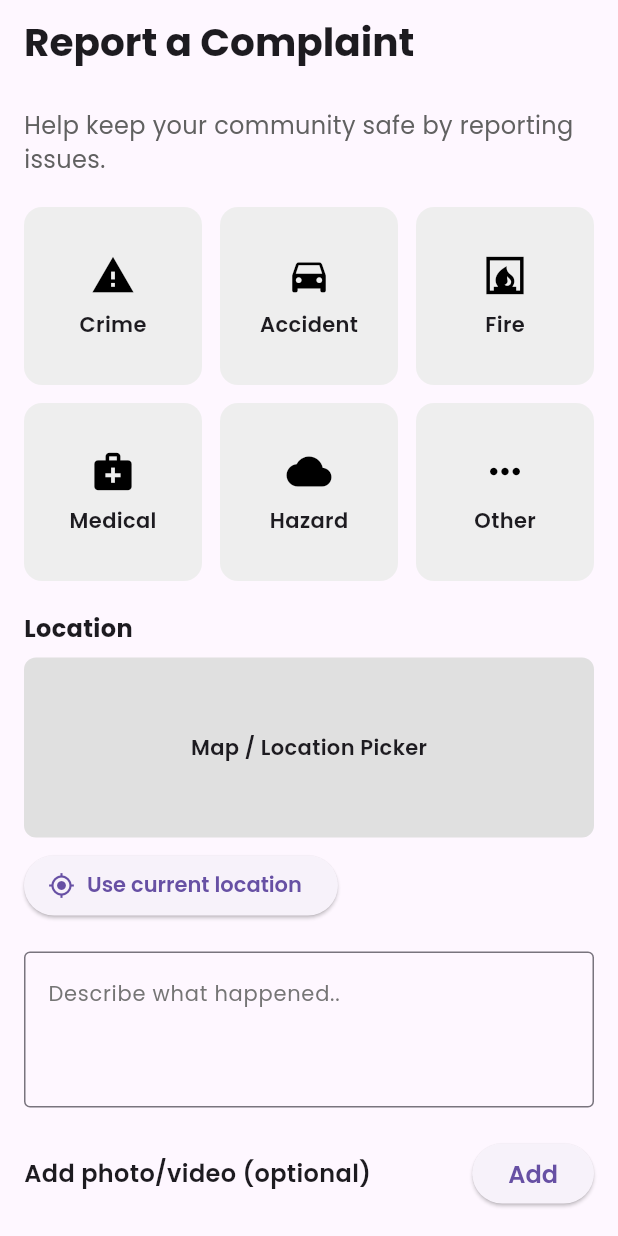
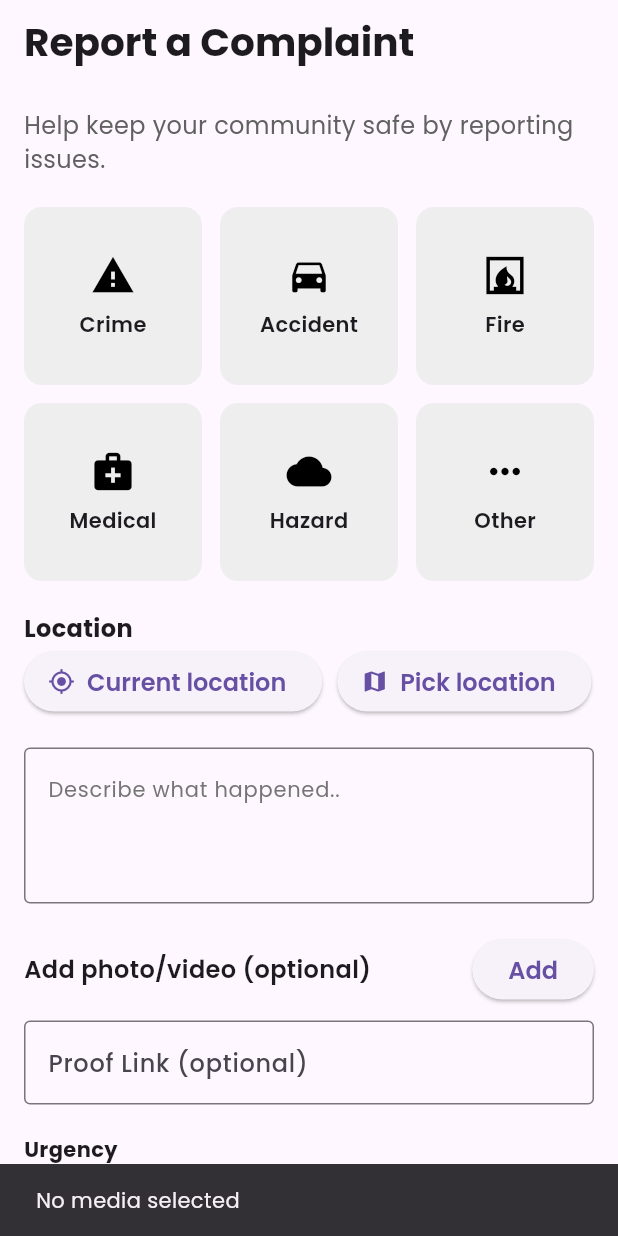
Before and after one commit to sagarshettyy11/SafeZone, a Flutter app: the ComplaintPage screen opened directly, after a tap on "Add", on a phone screen of 412 x 824 dp. Run offline on Flutter 3.47's test engine with Material 3 defaults, Android fonts, the light colour scheme and no system bars; our stand-ins replace flutter_dotenv, geocoding, geolocator, google_fonts, google_maps_flutter, image_picker and 3 more; missing offline and left inert: another_telephony; accounts and stored records are empty.

Commit message:
Image Storing and Map Picker

```diff
--- a/safezone/lib/features/complaint_page.dart
+++ b/safezone/lib/features/complaint_page.dart
@@ -1,8 +1,74 @@
+import 'dart:io';
 import 'package:flutter/material.dart';
 import 'package:google_fonts/google_fonts.dart';
 import 'package:supabase_flutter/supabase_flutter.dart';
+import 'package:image_picker/image_picker.dart';
+import 'package:geolocator/geolocator.dart';
+import 'package:google_maps_flutter/google_maps_flutter.dart';
 import 'dart:developer' as developer;
 
+// Map Picker Page
+class MapPickerPage extends StatefulWidget {
+  final double? initialLat;
+  final double? initialLng;
+
+  const MapPickerPage({super.key, this.initialLat, this.initialLng});
+
+  @override
+  State<MapPickerPage> createState() => _MapPickerPageState();
+}
+
+class _MapPickerPageState extends State<MapPickerPage> {
+  LatLng? pickedLocation;
+
+  @override
+  void initState() {
+    super.initState();
+    if (widget.initialLat != null && widget.initialLng != null) {
+      pickedLocation = LatLng(widget.initialLat!, widget.initialLng!);
+    }
+  }
+
+  @override
+  Widget build(BuildContext context) {
+    return Scaffold(
+      appBar: AppBar(
+        title: const Text("Pick Location"),
+        actions: [
+          IconButton(
+            icon: const Icon(Icons.check),
+            onPressed: pickedLocation == null
+                ? null
+                : () {
+                    Navigator.of(context).pop(pickedLocation);
+                  },
+          ),
+        ],
+      ),
+      body: GoogleMap(
+        initialCameraPosition: CameraPosition(
+          target: pickedLocation ?? const LatLng(20.5937, 78.9629),
+          zoom: pickedLocation != null ? 15 : 5,
+        ),
+        onTap: (latLng) {
+          setState(() {
+            pickedLocation = latLng;
+          });
+        },
+        markers: pickedLocation == null
+            ? {}
+            : {
+                Marker(
+                  markerId: const MarkerId('picked'),
+                  position: pickedLocation!,
+                )
+              },
+      ),
+    );
+  }
+}
+
+// Complaint Page
 class ComplaintPage extends StatefulWidget {
   const ComplaintPage({super.key});
 
@@ -12,8 +78,13 @@ class ComplaintPage extends StatefulWidget {
 
 class ComplaintPageState extends State<ComplaintPage> {
   String selectedCategory = "";
-  double urgency = 2; // 1 = Low, 2 = Medium, 3 = High
+  double urgency = 2;
   TextEditingController descriptionController = TextEditingController();
+  TextEditingController proofLinkController = TextEditingController();
+
+  double? latitude;
+  double? longitude;
+  String? mediaPath;
 
   final List<Map<String, dynamic>> categories = [
     {"icon": Icons.warning, "label": "Crime"},
@@ -26,6 +97,152 @@ class ComplaintPageState extends State<ComplaintPage> {
 
   bool _loading = false;
 
+  // Pick media from gallery
+  Future<void> _pickMedia() async {
+    final picker = ImagePicker();
+    final pickedFile = await picker.pickImage(source: ImageSource.gallery);
+
+    if (!mounted) return;
+
+    if (pickedFile != null) {
+      setState(() {
+        mediaPath = pickedFile.path;
+      });
+      if (mounted) {
+        ScaffoldMessenger.of(context).showSnackBar(
+          const SnackBar(content: Text("Media selected successfully")),
+        );
+      }
+    } else {
+      if (mounted) {
+        ScaffoldMessenger.of(context).showSnackBar(
+          const SnackBar(content: Text("No media selected")),
+        );
+      }
+    }
+  }
+
+  // Upload image to Supabase Storage (complaint_media bucket)
+  Future<String?> _uploadImageToSupabase(String filePath) async {
+    try {
+      final file = File(filePath);
+      final fileName =
+          'complaints/${DateTime.now().millisecondsSinceEpoch}_${file.path.split("/").last}';
+
+      await Supabase.instance.client.storage
+          .from('complaint_media') // updated bucket name
+          .uploadBinary(fileName, await file.readAsBytes());
+
+      final publicUrl = Supabase.instance.client.storage
+          .from('complaint_media')
+          .getPublicUrl(fileName);
+
+      return publicUrl;
+    } catch (e) {
+      if (mounted) {
+        ScaffoldMessenger.of(context).showSnackBar(
+          SnackBar(content: Text("Error uploading image: $e")),
+        );
+      }
+      return null;
+    }
+  }
+
+  // Get current location
+  Future<void> _getCurrentLocation() async {
+    bool serviceEnabled = await Geolocator.isLocationServiceEnabled();
+    if (!serviceEnabled) {
+      if (mounted) {
+        ScaffoldMessenger.of(context).showSnackBar(
+          const SnackBar(content: Text("Location services are disabled.")),
+        );
+      }
+      return;
+    }
+
+    LocationPermission permission = await Geolocator.checkPermission();
+    if (permission == LocationPermission.denied) {
+      permission = await Geolocator.requestPermission();
+      if (permission == LocationPermission.denied) {
+        if (mounted) {
+          ScaffoldMessenger.of(context).showSnackBar(
+            const SnackBar(content: Text("Location permission denied.")),
+          );
+        }
+        return;
+      }
+    }
+
+    if (permission == LocationPermission.deniedForever) {
+      if (mounted) {
+        ScaffoldMessenger.of(context).showSnackBar(
+          const SnackBar(
+              content:
+                  Text("Location permissions are permanently denied.")),
+        );
+      }
+      return;
+    }
+
+    try {
+      final locationSettings = const LocationSettings(
+        accuracy: LocationAccuracy.high,
+      );
+
+      final position =
+          await Geolocator.getCurrentPosition(locationSettings: locationSettings);
+
+      if (!mounted) return;
+
+      setState(() {
+        latitude = position.latitude;
+        longitude = position.longitude;
+      });
+
+      if (mounted) {
+        ScaffoldMessenger.of(context).showSnackBar(
+          const SnackBar(content: Text("Using current location")),
+        );
+      }
+    } catch (e) {
+      if (mounted) {
+        ScaffoldMessenger.of(context).showSnackBar(
+          SnackBar(content: Text("Failed to get location: $e")),
+        );
+      }
+    }
+  }
+
+  // Pick location from map
+  Future<void> _pickLocationOnMap() async {
+    if (!mounted) return;
+
+    final selected = await Navigator.push<LatLng>(
+      context,
+      MaterialPageRoute(
+        builder: (_) => MapPickerPage(
+          initialLat: latitude,
+          initialLng: longitude,
+        ),
+      ),
+    );
+
+    if (!mounted) return;
+
+    if (selected != null) {
+      setState(() {
+        latitude = selected.latitude;
+        longitude = selected.longitude;
+      });
+      if (mounted) {
+        ScaffoldMessenger.of(context).showSnackBar(
+          const SnackBar(content: Text("Location selected from map")),
+        );
+      }
+    }
+  }
+
+  // Submit complaint
   Future<void> _submitComplaint() async {
     final user = Supabase.instance.client.auth.currentUser;
     if (user == null) {
@@ -44,25 +261,38 @@ class ComplaintPageState extends State<ComplaintPage> {
       return;
     }
 
+    if (latitude == null || longitude == null) {
+      if (!mounted) return;
+      ScaffoldMessenger.of(context).showSnackBar(
+        const SnackBar(content: Text("Please select a location.")),
+      );
+      return;
+    }
+
     setState(() => _loading = true);
 
     try {
-      final response = await Supabase.instance.client.from('complaints').insert(
-        {
+      String? uploadedUrl;
+      if (mediaPath != null) {
+        uploadedUrl = await _uploadImageToSupabase(mediaPath!);
+      }
+
+      final response = await Supabase.instance.client.from('complaints').insert({
         'user_id': user.id,
         'category': selectedCategory,
         'description': descriptionController.text,
         'urgency': urgency.toInt(),
-          'latitude': null, // replace with actual location if available
-          'longitude': null, // replace with actual location if available
-          'media_url': null, // replace with uploaded file path if available
+        'latitude': latitude,
+        'longitude': longitude,
+        'media_url': uploadedUrl,
+        'proof_link': proofLinkController.text,
         'status': 'pending',
-        },
-      );
+      });
 
       developer.log("Insert response: $response");
 
       if (!mounted) return;
+
       ScaffoldMessenger.of(context).showSnackBar(
         const SnackBar(content: Text("Complaint submitted successfully!")),
       );
@@ -71,13 +301,19 @@ class ComplaintPageState extends State<ComplaintPage> {
         selectedCategory = "";
         urgency = 2;
         descriptionController.clear();
+        proofLinkController.clear();
+        mediaPath = null;
+        latitude = null;
+        longitude = null;
       });
     } catch (e, st) {
       developer.log("Error inserting complaint", error: e, stackTrace: st);
+
       if (!mounted) return;
-      ScaffoldMessenger.of(
-        context,
-      ).showSnackBar(SnackBar(content: Text("Failed to submit complaint: $e")));
+
+      ScaffoldMessenger.of(context).showSnackBar(
+        SnackBar(content: Text("Failed to submit complaint: $e")),
+      );
     } finally {
       if (mounted) {
         setState(() => _loading = false);
@@ -106,7 +342,7 @@ class ComplaintPageState extends State<ComplaintPage> {
             ),
             const SizedBox(height: 20),
 
-            // Category Selection
+            // Category selection
             GridView.builder(
               shrinkWrap: true,
               physics: const NeverScrollableScrollPhysics(),
@@ -143,9 +379,7 @@ class ComplaintPageState extends State<ComplaintPage> {
                         Text(
                           category["label"],
                           style: GoogleFonts.poppins(
-                            fontSize: 14,
-                            fontWeight: FontWeight.w600,
-                          ),
+                              fontSize: 14, fontWeight: FontWeight.w600),
                         ),
                       ],
                     ),
@@ -155,40 +389,32 @@ class ComplaintPageState extends State<ComplaintPage> {
             ),
             const SizedBox(height: 20),
 
-            // Location Section
+            // Location section
             Text(
               "Location",
-              style: GoogleFonts.poppins(
-                fontSize: 16,
-                fontWeight: FontWeight.bold,
+              style: GoogleFonts.poppins(fontSize: 16, fontWeight: FontWeight.bold),
             ),
+            Row(
+              children: [
+                ElevatedButton.icon(
+                  onPressed: _getCurrentLocation,
+                  icon: const Icon(Icons.my_location),
+                  label: const Text("Current location"),
                 ),
-            Container(
-              margin: const EdgeInsets.symmetric(vertical: 8),
-              height: 120,
-              decoration: BoxDecoration(
-                color: Colors.grey[300],
-                borderRadius: BorderRadius.circular(8),
+                const SizedBox(width: 10),
+                ElevatedButton.icon(
+                  onPressed: _pickLocationOnMap,
+                  icon: const Icon(Icons.map),
+                  label: const Text("Pick location"),
                 ),
-              child: Center(
+              ],
+            ),
+            if (latitude != null && longitude != null)
+              Padding(
+                padding: const EdgeInsets.only(top: 8.0),
                 child: Text(
-                  "Map / Location Picker",
-                  style: GoogleFonts.poppins(
-                    fontSize: 14,
-                    fontWeight: FontWeight.w600,
-                  ),
-                ),
-              ),
-            ),
-            ElevatedButton.icon(
-              onPressed: () {},
-              icon: const Icon(Icons.my_location),
-              label: Text(
-                "Use current location",
-                style: GoogleFonts.poppins(
-                  fontSize: 14,
-                  fontWeight: FontWeight.w600,
-                ),
+                  "Selected Location: ($latitude, $longitude)",
+                  style: const TextStyle(color: Colors.green),
                 ),
               ),
             const SizedBox(height: 20),
@@ -197,49 +423,45 @@ class ComplaintPageState extends State<ComplaintPage> {
             TextField(
               controller: descriptionController,
               maxLines: 3,
-              decoration: InputDecoration(
+              decoration: const InputDecoration(
                   hintText: "Describe what happened..",
-                hintStyle: GoogleFonts.poppins(
-                  fontSize: 14,
-                  color: Colors.grey[600],
-                ),
-                border: const OutlineInputBorder(),
-              ),
+                  border: OutlineInputBorder()),
             ),
             const SizedBox(height: 20),
 
-            // Media upload placeholder
+            // Media upload
             Row(
               mainAxisAlignment: MainAxisAlignment.spaceBetween,
               children: [
                 Text(
                   "Add photo/video (optional)",
-                  style: GoogleFonts.poppins(
-                    fontSize: 16,
-                    fontWeight: FontWeight.w600,
+                  style: GoogleFonts.poppins(fontSize: 16, fontWeight: FontWeight.w600),
+                ),
+                ElevatedButton(onPressed: _pickMedia, child: const Text("Add")),
+              ],
+            ),
+            if (mediaPath != null)
+              Padding(
+                padding: const EdgeInsets.only(top: 8.0),
+                child: Text(
+                  "Selected: $mediaPath",
+                  style: const TextStyle(color: Colors.green),
                 ),
               ),
-                ElevatedButton(
-                  onPressed: () {},
-                  child: Text(
-                    "Add",
-                    style: GoogleFonts.poppins(
-                      fontSize: 16,
-                      fontWeight: FontWeight.w600,
-                    ),
-                  ),
-                ),
-              ],
+            const SizedBox(height: 10),
+
+            // Proof link
+            TextField(
+              controller: proofLinkController,
+              decoration: const InputDecoration(
+                  labelText: "Proof Link (optional)", border: OutlineInputBorder()),
             ),
             const SizedBox(height: 20),
 
             // Urgency slider
             Text(
               "Urgency",
-              style: GoogleFonts.poppins(
-                fontSize: 16,
-                fontWeight: FontWeight.bold,
-              ),
+              style: GoogleFonts.poppins(fontWeight: FontWeight.bold),
             ),
             Slider(
               value: urgency,
@@ -251,19 +473,7 @@ class ComplaintPageState extends State<ComplaintPage> {
                   : urgency == 2
                       ? "Medium"
                       : "High",
-              onChanged: (val) {
-                setState(() {
-                  urgency = val;
-                });
-              },
-            ),
-            Row(
-              mainAxisAlignment: MainAxisAlignment.spaceBetween,
-              children: [
-                Text("Low", style: GoogleFonts.poppins(fontSize: 16)),
-                Text("Medium", style: GoogleFonts.poppins(fontSize: 16)),
-                Text("High", style: GoogleFonts.poppins(fontSize: 16)),
-              ],
+              onChanged: (val) => setState(() => urgency = val),
             ),
             const SizedBox(height: 20),
 
@@ -271,21 +481,16 @@ class ComplaintPageState extends State<ComplaintPage> {
             SizedBox(
               width: double.infinity,
               child: ElevatedButton(
+                onPressed: _loading ? null : _submitComplaint,
                 style: ElevatedButton.styleFrom(
-                  backgroundColor: const Color(0xFF1E4DE8),
-                  padding: const EdgeInsets.symmetric(vertical: 14),
+                  backgroundColor: const Color(0xFF1E4DE8), // Change to your desired color
+                  foregroundColor: Colors.white, // Text color
+                  padding: const EdgeInsets.symmetric(vertical: 16), // Optional
+                  textStyle: const TextStyle(fontSize: 16, fontWeight: FontWeight.bold),
                 ),
-                onPressed: _loading ? null : _submitComplaint,
                 child: _loading
-                    ? const CircularProgressIndicator(color: Colors.white)
-                    : Text(
-                        "Submit Complaint",
-                        style: GoogleFonts.poppins(
-                          fontSize: 16,
-                          fontWeight: FontWeight.w700,
-                          color: Colors.white,
-                        ),
-                      ),
+                    ? const CircularProgressIndicator(color: Color(0xFF1E4DE8))
+                    : Text("Submit Complaint"),
               ),
             ),
           ],
```
Also changed, not shown: safezone/lib/features/map_picker_page.dart (added, +62 -0 lines). Lines whose indentation alone changed are shown as unchanged.
